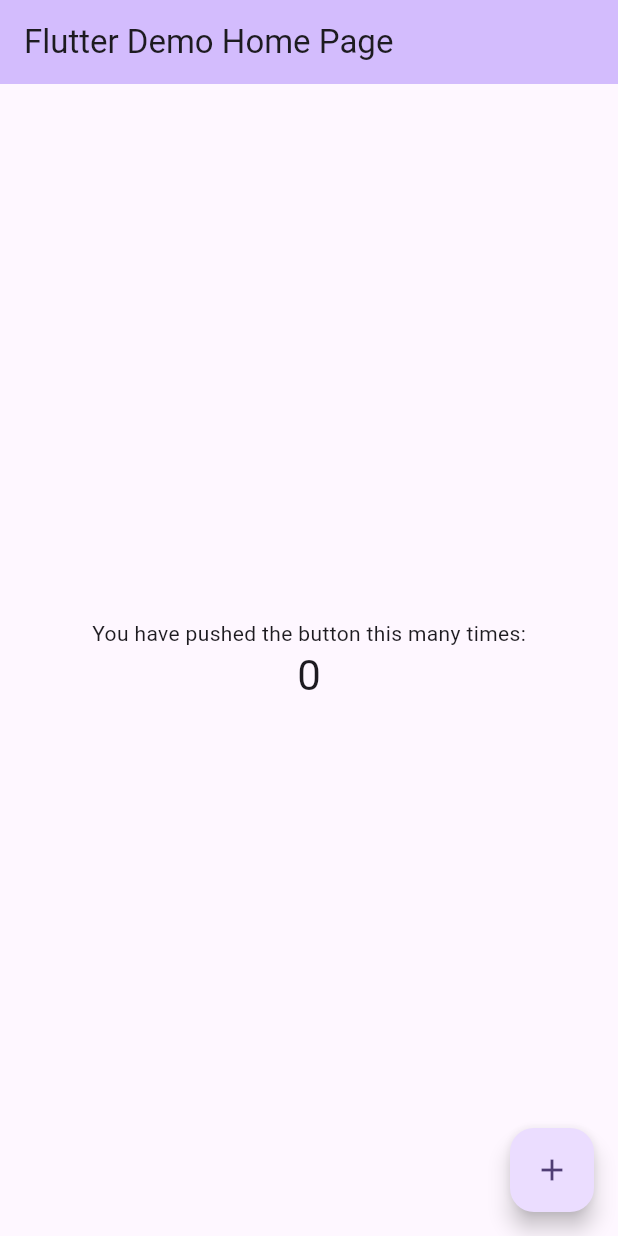
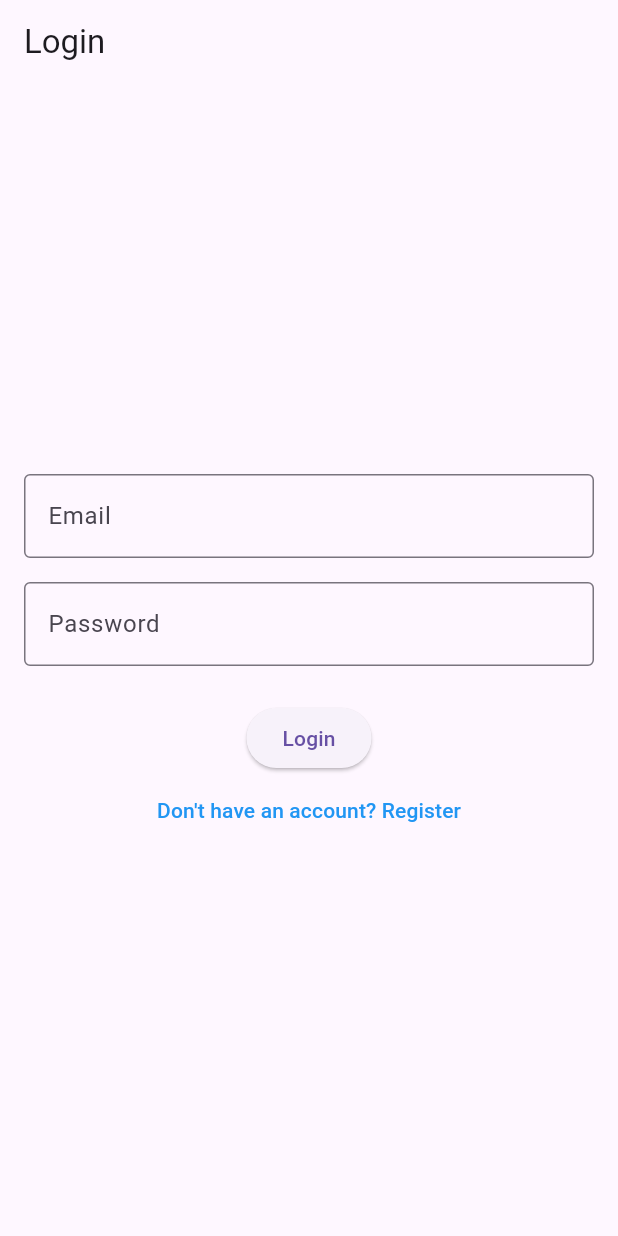
Before and after one commit to wforsyth/HonoursProject, a Flutter app: the screen it shows after launch, on a phone screen of 412 x 824 dp. Run offline on Flutter 3.47's test engine with Material 3 defaults, Android fonts, the light colour scheme and no system bars.

Commit message:
log in and registration screens added

```diff
--- a/honours_project/lib/main.dart
+++ b/honours_project/lib/main.dart
@@ -1,125 +1,20 @@
 import 'package:flutter/material.dart';
+import 'routes.dart';
 
 void main() {
-  runApp(const MyApp());
+  runApp(MyApp());
 }
 
 class MyApp extends StatelessWidget {
-  const MyApp({super.key});
-
-  // This widget is the root of your application.
   @override
   Widget build(BuildContext context) {
     return MaterialApp(
-      title: 'Flutter Demo',
+      title: 'Flutter Login Demo',
       theme: ThemeData(
-        // This is the theme of your application.
-        //
-        // TRY THIS: Try running your application with "flutter run". You'll see
-        // the application has a purple toolbar. Then, without quitting the app,
-        // try changing the seedColor in the colorScheme below to Colors.green
-        // and then invoke "hot reload" (save your changes or press the "hot
-        // reload" button in a Flutter-supported IDE, or press "r" if you used
-        // the command line to start the app).
-        //
-        // Notice that the counter didn't reset back to zero; the application
-        // state is not lost during the reload. To reset the state, use hot
-        // restart instead.
-        //
-        // This works for code too, not just values: Most code changes can be
-        // tested with just a hot reload.
-        colorScheme: ColorScheme.fromSeed(seedColor: Colors.deepPurple),
-        useMaterial3: true,
+        primarySwatch: Colors.blue,
       ),
-      home: const MyHomePage(title: 'Flutter Demo Home Page'),
+      initialRoute: AppRoutes.login,
+      routes: AppRoutes.routes,
     );
   }
 }
-
-class MyHomePage extends StatefulWidget {
-  const MyHomePage({super.key, required this.title});
-
-  // This widget is the home page of your application. It is stateful, meaning
-  // that it has a State object (defined below) that contains fields that affect
-  // how it looks.
-
-  // This class is the configuration for the state. It holds the values (in this
-  // case the title) provided by the parent (in this case the App widget) and
-  // used by the build method of the State. Fields in a Widget subclass are
-  // always marked "final".
-
-  final String title;
-
-  @override
-  State<MyHomePage> createState() => _MyHomePageState();
-}
-
-class _MyHomePageState extends State<MyHomePage> {
-  int _counter = 0;
-
-  void _incrementCounter() {
-    setState(() {
-      // This call to setState tells the Flutter framework that something has
-      // changed in this State, which causes it to rerun the build method below
-      // so that the display can reflect the updated values. If we changed
-      // _counter without calling setState(), then the build method would not be
-      // called again, and so nothing would appear to happen.
-      _counter++;
-    });
-  }
-
-  @override
-  Widget build(BuildContext context) {
-    // This method is rerun every time setState is called, for instance as done
-    // by the _incrementCounter method above.
-    //
-    // The Flutter framework has been optimized to make rerunning build methods
-    // fast, so that you can just rebuild anything that needs updating rather
-    // than having to individually change instances of widgets.
-    return Scaffold(
-      appBar: AppBar(
-        // TRY THIS: Try changing the color here to a specific color (to
-        // Colors.amber, perhaps?) and trigger a hot reload to see the AppBar
-        // change color while the other colors stay the same.
-        backgroundColor: Theme.of(context).colorScheme.inversePrimary,
-        // Here we take the value from the MyHomePage object that was created by
-        // the App.build method, and use it to set our appbar title.
-        title: Text(widget.title),
-      ),
-      body: Center(
-        // Center is a layout widget. It takes a single child and positions it
-        // in the middle of the parent.
-        child: Column(
-          // Column is also a layout widget. It takes a list of children and
-          // arranges them vertically. By default, it sizes itself to fit its
-          // children horizontally, and tries to be as tall as its parent.
-          //
-          // Column has various properties to control how it sizes itself and
-          // how it positions its children. Here we use mainAxisAlignment to
-          // center the children vertically; the main axis here is the vertical
-          // axis because Columns are vertical (the cross axis would be
-          // horizontal).
-          //
-          // TRY THIS: Invoke "debug painting" (choose the "Toggle Debug Paint"
-          // action in the IDE, or press "p" in the console), to see the
-          // wireframe for each widget.
-          mainAxisAlignment: MainAxisAlignment.center,
-          children: <Widget>[
-            const Text(
-              'You have pushed the button this many times:',
-            ),
-            Text(
-              '$_counter',
-              style: Theme.of(context).textTheme.headlineMedium,
-            ),
-          ],
-        ),
-      ),
-      floatingActionButton: FloatingActionButton(
-        onPressed: _incrementCounter,
-        tooltip: 'Increment',
-        child: const Icon(Icons.add),
-      ), // This trailing comma makes auto-formatting nicer for build methods.
-    );
-  }
-}
--- /dev/null
+++ b/honours_project/lib/routes.dart
@@ -0,0 +1,13 @@
+import 'package:flutter/material.dart';
+import 'screens/login.dart';
+import 'screens/register.dart';
+
+class AppRoutes {
+  static const String login = '/login';
+  static const String register = '/register';
+
+  static Map<String, WidgetBuilder> routes = {
+    login: (context) => LoginScreen(),
+    register: (context) => RegisterScreen(),
+  };
+}
--- /dev/null
+++ b/honours_project/lib/screens/login.dart
@@ -0,0 +1,97 @@
+import 'package:flutter/material.dart';
+import 'package:honours_project/routes.dart';
+
+class LoginScreen extends StatefulWidget {
+  @override
+  _LoginScreenState createState() => _LoginScreenState();
+}
+
+class _LoginScreenState extends State<LoginScreen> {
+  final _formKey = GlobalKey<FormState>();
+  String _email = '';
+  String _password = '';
+
+  void _login() {
+    if (_formKey.currentState!.validate()) {
+      print("Login successful");
+    }
+  }
+
+  @override
+  Widget build(BuildContext context) {
+    return Scaffold(
+      appBar: AppBar(
+        title: Text('Login'),
+      ),
+      body: Padding(
+        padding: EdgeInsets.all(16.0),
+        child: Form(
+          key: _formKey,
+          child: Column(
+            mainAxisAlignment: MainAxisAlignment.center,
+            children: [
+              TextFormField(
+                decoration: InputDecoration(
+                  labelText: 'Email',
+                  border: OutlineInputBorder(),
+                ),
+                keyboardType: TextInputType.emailAddress,
+                validator: (value) {
+                  if (value == null || value.isEmpty) {
+                    return 'Please enter your email';
+                  }
+                  if (!RegExp(r'^[^@]+@[^@]+\.[^@]+').hasMatch(value)) {
+                    return 'Please enter a valid email';
+                  }
+                  return null;
+                },
+                onSaved: (value) {
+                  _email = value!;
+                },
+              ),
+              SizedBox(height: 16.0),
+              TextFormField(
+                decoration: InputDecoration(
+                  labelText: 'Password',
+                  border: OutlineInputBorder(),
+                ),
+                obscureText: true,
+                validator: (value) {
+                  if (value == null || value.isEmpty) {
+                    return 'Please enter your password';
+                  }
+                  if (value.length < 6) {
+                    return 'Password must be at least 6 characters long';
+                  }
+                  return null;
+                },
+                onSaved: (value) {
+                  _password = value!;
+                },
+              ),
+              SizedBox(height: 24.0),
+              ElevatedButton(
+                onPressed: () {
+                  if (_formKey.currentState!.validate()) {
+                    _formKey.currentState!.save();
+                    _login();
+                  }
+                },
+                child: Text('Login'),
+              ),
+              TextButton(
+                onPressed: () {
+                  Navigator.pushNamed(context, AppRoutes.register);
+                },
+                child: Text(
+                  'Don\'t have an account? Register',
+                  style: TextStyle(color: Colors.blue),
+                ),
+              )
+            ],
+          ),
+        ),
+      ),
+    );
+  }
+}
```
Also changed, not shown: honours_project/lib/screens/register.dart (added, +119 -0 lines), 2 other files.
